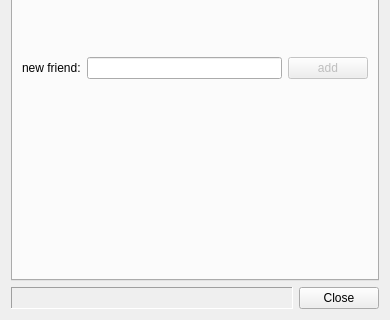
The window that branches/tosate/src/FriendsMgmtDialog.ui (asolfre/qwit) describes before a commit, drawn with Qt 5; both pictures show x 0 to 390 and y 180 to 500 of the 390 by 500 pixel window.
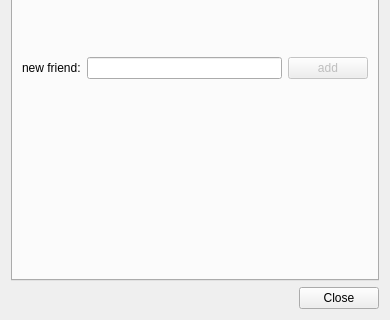
The same window after the commit.

Commit message: bugfixing; german translation; layout of FriendsMgmtDialog changed

The edit to the form file:
```diff
--- a/branches/tosate/src/FriendsMgmtDialog.ui
+++ b/branches/tosate/src/FriendsMgmtDialog.ui
@@ -15,7 +15,7 @@
   </property>
   <layout class="QGridLayout" name="gridLayout">
    <item row="0" column="0">
-    <layout class="QVBoxLayout">
+    <layout class="QVBoxLayout" name="topLevelLayout">
      <item>
       <layout class="QVBoxLayout" name="qVBoxLayout">
        <item>
@@ -82,37 +82,11 @@
       </layout>
      </item>
      <item>
-      <layout class="QHBoxLayout" name="horizontalLayout_9">
-       <item>
-        <widget class="QLabel" name="stateLabel">
-         <property name="frameShape">
-          <enum>QFrame::Panel</enum>
-         </property>
-         <property name="frameShadow">
-          <enum>QFrame::Sunken</enum>
-         </property>
-         <property name="text">
-          <string/>
-         </property>
-        </widget>
-       </item>
-       <item>
-        <widget class="QPushButton" name="closePushButton">
-         <property name="sizePolicy">
-          <sizepolicy hsizetype="Fixed" vsizetype="Fixed">
-           <horstretch>0</horstretch>
-           <verstretch>0</verstretch>
-          </sizepolicy>
-         </property>
-         <property name="text">
-          <string>Close</string>
-         </property>
-         <property name="default">
-          <bool>false</bool>
-         </property>
-        </widget>
-       </item>
-      </layout>
+      <widget class="QDialogButtonBox" name="closeButtonBox">
+       <property name="standardButtons">
+        <set>QDialogButtonBox::Close</set>
+       </property>
+      </widget>
      </item>
     </layout>
    </item>
```
Left out of the diff: 22 changed lines with no effect on the pictures. The commit also changes 29 other files.
